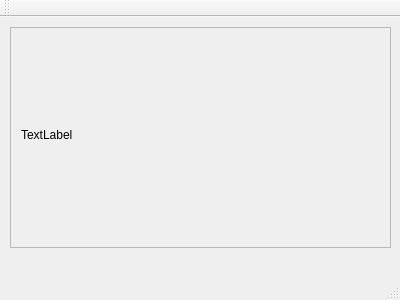
This is QT/ImageViewer/imageviewer.ui in leejk91/CPlusPlus_Practice as Qt 5 draws it before an edit. The edited form follows.
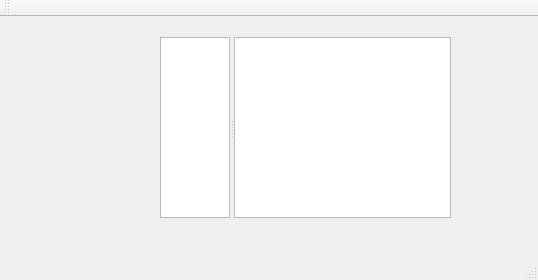
This is the edited form.

Diff of the .ui file:
```diff
--- a/QT/ImageViewer/imageviewer.ui
+++ b/QT/ImageViewer/imageviewer.ui
@@ -6,48 +6,37 @@
    <rect>
     <x>0</x>
     <y>0</y>
-    <width>400</width>
-    <height>300</height>
+    <width>538</width>
+    <height>280</height>
    </rect>
   </property>
   <property name="windowTitle">
    <string>ImageViewer</string>
   </property>
   <widget class="QWidget" name="centralWidget">
-   <widget class="QScrollArea" name="scrollArea">
+   <widget class="QSplitter" name="splitter">
     <property name="geometry">
      <rect>
-      <x>10</x>
-      <y>10</y>
-      <width>381</width>
-      <height>221</height>
+      <x>160</x>
+      <y>20</y>
+      <width>291</width>
+      <height>181</height>
      </rect>
     </property>
-    <property name="widgetResizable">
-     <bool>true</bool>
+    <property name="orientation">
+     <enum>Qt::Horizontal</enum>
     </property>
-    <widget class="QWidget" name="scrollAreaWidgetContents">
-     <property name="geometry">
-      <rect>
-       <x>0</x>
-       <y>0</y>
-       <width>379</width>
-       <height>219</height>
-      </rect>
+    <widget class="QPlainTextEdit" name="plainTextEdit"/>
+    <widget class="QPlainTextEdit" name="plainTextEdit_2">
+     <property name="enabled">
+      <bool>true</bool>
      </property>
-     <widget class="QLabel" name="label">
-      <property name="geometry">
-       <rect>
-        <x>10</x>
-        <y>16</y>
-        <width>321</width>
-        <height>181</height>
-       </rect>
-      </property>
-      <property name="text">
-       <string>TextLabel</string>
-      </property>
-     </widget>
+     <property name="sizePolicy">
+      <sizepolicy hsizetype="Minimum" vsizetype="Minimum">
+       <horstretch>0</horstretch>
+       <verstretch>0</verstretch>
+      </sizepolicy>
+     </property>
     </widget>
    </widget>
   </widget>
```
Left out of the diff: 2 changed lines with no effect on the pictures.
